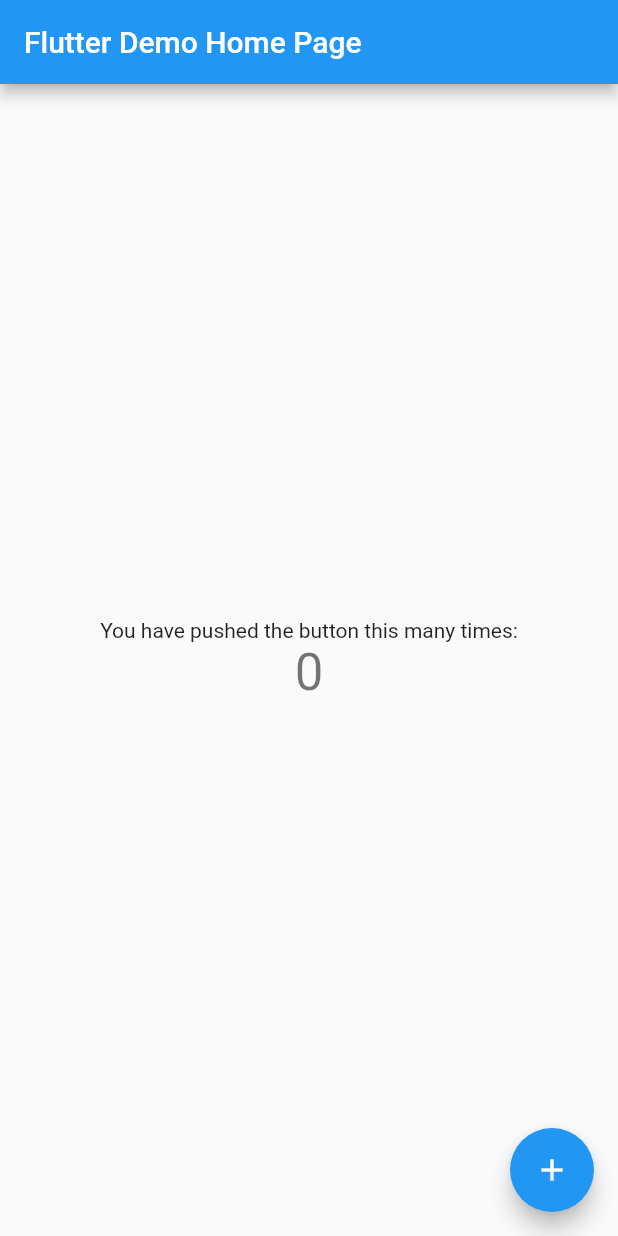
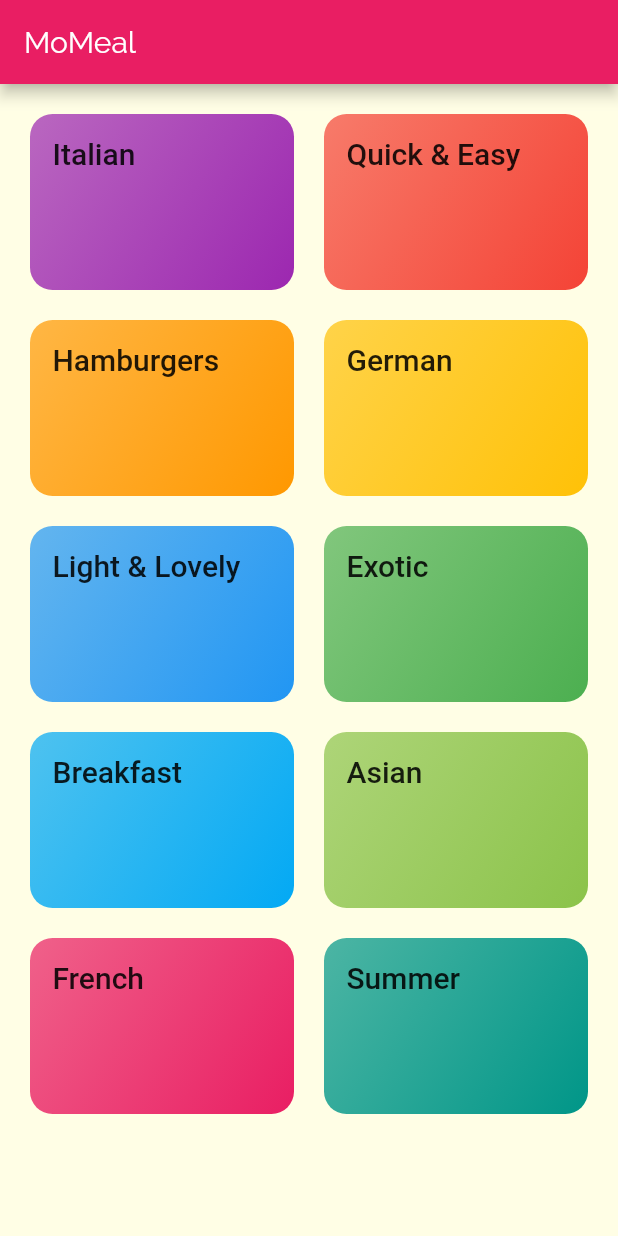
Before and after one commit to MostafaAE/meals_flutter, a Flutter app: the screen it shows after launch, on a phone screen of 412 x 824 dp. Run offline on Flutter 3.47's test engine with Material 2 defaults, Android fonts, the phone set to English and light mode, and no system bars.

Commit message:
categories screen

```diff
--- /dev/null
+++ b/lib/categories_screen.dart
@@ -0,0 +1,30 @@
+import 'package:flutter/material.dart';
+
+import 'category_item.dart';
+import 'dummy_data.dart';
+
+class CategoriesScreen extends StatelessWidget {
+  @override
+  Widget build(BuildContext context) {
+    return Scaffold(
+      appBar: AppBar(
+        title: const Text('MoMeal'),
+      ),
+      body: SafeArea(
+        child: GridView(
+          padding: const EdgeInsets.all(20),
+          children: DUMMY_CATEGORIES
+              .map((categoryData) => CategoryItem(
+                  title: categoryData.title, color: categoryData.color))
+              .toList(),
+          gridDelegate: SliverGridDelegateWithMaxCrossAxisExtent(
+            maxCrossAxisExtent: 200,
+            childAspectRatio: 3 / 2,
+            crossAxisSpacing: 20,
+            mainAxisSpacing: 20,
+          ),
+        ),
+      ),
+    );
+  }
+}
--- /dev/null
+++ b/lib/category_item.dart
@@ -0,0 +1,26 @@
+import 'package:flutter/material.dart';
+
+class CategoryItem extends StatelessWidget {
+  final String title;
+  final Color color;
+
+  CategoryItem({required this.title, required this.color});
+  @override
+  Widget build(BuildContext context) {
+    return Container(
+      padding: const EdgeInsets.all(15),
+      decoration: BoxDecoration(
+        gradient: LinearGradient(
+          colors: [
+            color.withOpacity(0.7),
+            color,
+          ],
+          begin: Alignment.topLeft,
+          end: Alignment.bottomRight,
+        ),
+        borderRadius: BorderRadius.circular(15),
+      ),
+      child: Text(title, style: Theme.of(context).textTheme.headline6),
+    );
+  }
+}
--- /dev/null
+++ b/lib/dummy_data.dart
@@ -0,0 +1,56 @@
+import 'package:flutter/material.dart';
+
+import './models/category.dart';
+
+const DUMMY_CATEGORIES = const [
+  Category(
+    id: 'c1',
+    title: 'Italian',
+    color: Colors.purple,
+  ),
+  Category(
+    id: 'c2',
+    title: 'Quick & Easy',
+    color: Colors.red,
+  ),
+  Category(
+    id: 'c3',
+    title: 'Hamburgers',
+    color: Colors.orange,
+  ),
+  Category(
+    id: 'c4',
+    title: 'German',
+    color: Colors.amber,
+  ),
+  Category(
+    id: 'c5',
+    title: 'Light & Lovely',
+    color: Colors.blue,
+  ),
+  Category(
+    id: 'c6',
+    title: 'Exotic',
+    color: Colors.green,
+  ),
+  Category(
+    id: 'c7',
+    title: 'Breakfast',
+    color: Colors.lightBlue,
+  ),
+  Category(
+    id: 'c8',
+    title: 'Asian',
+    color: Colors.lightGreen,
+  ),
+  Category(
+    id: 'c9',
+    title: 'French',
+    color: Colors.pink,
+  ),
+  Category(
+    id: 'c10',
+    title: 'Summer',
+    color: Colors.teal,
+  ),
+];
--- a/lib/main.dart
+++ b/lib/main.dart
@@ -1,4 +1,6 @@
 import 'package:flutter/material.dart';
+
+import './categories_screen.dart';
 
 void main() {
   runApp(MyApp());
@@ -11,103 +13,25 @@ class MyApp extends StatelessWidget {
     return MaterialApp(
       title: 'Flutter Demo',
       theme: ThemeData(
-        // This is the theme of your application.
-        //
-        // Try running your application with "flutter run". You'll see the
-        // application has a blue toolbar. Then, without quitting the app, try
-        // changing the primarySwatch below to Colors.green and then invoke
-        // "hot reload" (press "r" in the console where you ran "flutter run",
-        // or simply save your changes to "hot reload" in a Flutter IDE).
-        // Notice that the counter didn't reset back to zero; the application
-        // is not restarted.
-        primarySwatch: Colors.blue,
+        primarySwatch: Colors.pink,
+        accentColor: Colors.amber,
+        canvasColor: Color.fromRGBO(255, 254, 229, 1),
+        fontFamily: 'Raleway',
+        textTheme: ThemeData.light().textTheme
+          ..copyWith(
+            bodyText1: TextStyle(
+              color: Color.fromRGBO(20, 51, 51, 1),
+            ),
+            bodyText2: TextStyle(
+              color: Color.fromRGBO(20, 51, 51, 1),
+            ),
+            headline6: TextStyle(
+              fontFamily: 'RobotCondensed',
+              fontWeight: FontWeight.bold,
+            ),
+          ),
       ),
-      home: MyHomePage(title: 'Flutter Demo Home Page'),
+      home: CategoriesScreen(),
     );
   }
 }
-
-class MyHomePage extends StatefulWidget {
-  MyHomePage({Key? key, required this.title}) : super(key: key);
-
-  // This widget is the home page of your application. It is stateful, meaning
-  // that it has a State object (defined below) that contains fields that affect
-  // how it looks.
-
-  // This class is the configuration for the state. It holds the values (in this
-  // case the title) provided by the parent (in this case the App widget) and
-  // used by the build method of the State. Fields in a Widget subclass are
-  // always marked "final".
-
-  final String title;
-
-  @override
-  _MyHomePageState createState() => _MyHomePageState();
-}
-
-class _MyHomePageState extends State<MyHomePage> {
-  int _counter = 0;
-
-  void _incrementCounter() {
-    setState(() {
-      // This call to setState tells the Flutter framework that something has
-      // changed in this State, which causes it to rerun the build method below
-      // so that the display can reflect the updated values. If we changed
-      // _counter without calling setState(), then the build method would not be
-      // called again, and so nothing would appear to happen.
-      _counter++;
-    });
-  }
-
-  @override
-  Widget build(BuildContext context) {
-    // This method is rerun every time setState is called, for instance as done
-    // by the _incrementCounter method above.
-    //
-    // The Flutter framework has been optimized to make rerunning build methods
-    // fast, so that you can just rebuild anything that needs updating rather
-    // than having to individually change instances of widgets.
-    return Scaffold(
-      appBar: AppBar(
-        // Here we take the value from the MyHomePage object that was created by
-        // the App.build method, and use it to set our appbar title.
-        title: Text(widget.title),
-      ),
-      body: Center(
-        // Center is a layout widget. It takes a single child and positions it
-        // in the middle of the parent.
-        child: Column(
-          // Column is also a layout widget. It takes a list of children and
-          // arranges them vertically. By default, it sizes itself to fit its
-          // children horizontally, and tries to be as tall as its parent.
-          //
-          // Invoke "debug painting" (press "p" in the console, choose the
-          // "Toggle Debug Paint" action from the Flutter Inspector in Android
-          // Studio, or the "Toggle Debug Paint" command in Visual Studio Code)
-          // to see the wireframe for each widget.
-          //
-          // Column has various properties to control how it sizes itself and
-          // how it positions its children. Here we use mainAxisAlignment to
-          // center the children vertically; the main axis here is the vertical
-          // axis because Columns are vertical (the cross axis would be
-          // horizontal).
-          mainAxisAlignment: MainAxisAlignment.center,
-          children: <Widget>[
-            Text(
-              'You have pushed the button this many times:',
-            ),
-            Text(
-              '$_counter',
-              style: Theme.of(context).textTheme.headline4,
-            ),
-          ],
-        ),
-      ),
-      floatingActionButton: FloatingActionButton(
-        onPressed: _incrementCounter,
-        tooltip: 'Increment',
-        child: Icon(Icons.add),
-      ), // This trailing comma makes auto-formatting nicer for build methods.
-    );
-  }
-}
--- /dev/null
+++ b/lib/models/category.dart
@@ -0,0 +1,13 @@
+import 'package:flutter/material.dart';
+
+class Category {
+  final String id;
+  final String title;
+  final Color color;
+
+  const Category({
+    required this.id,
+    required this.title,
+    this.color = Colors.redAccent,
+  });
+}
```
Also changed, not shown: pubspec.yaml (+17 -6 lines), assets/fonts/Raleway-Black.ttf (added), assets/fonts/Raleway-Bold.ttf (added), assets/fonts/Raleway-Regular.ttf (added), assets/fonts/RobotoCondensed-Bold.ttf (added), assets/fonts/RobotoCondensed-Italic.ttf (added), assets/fonts/RobotoCondensed-Light.ttf (added), assets/fonts/RobotoCondensed-Regular.ttf (added).
